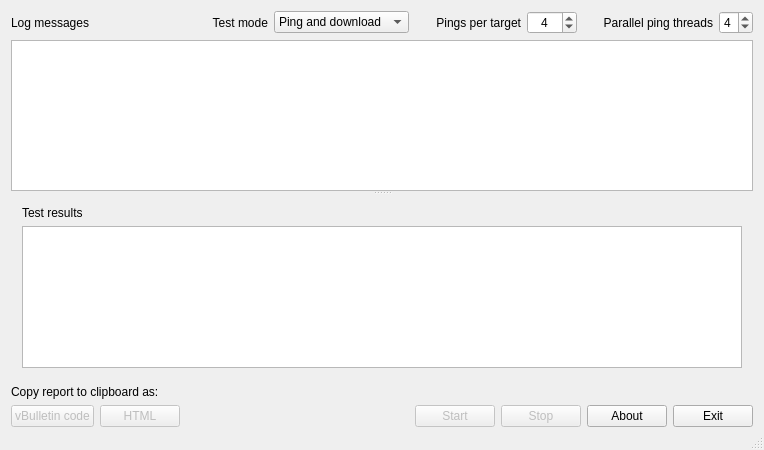
Qt form mainwindow.ui (AlexGidarakos/QSpeedTest) before a commit.
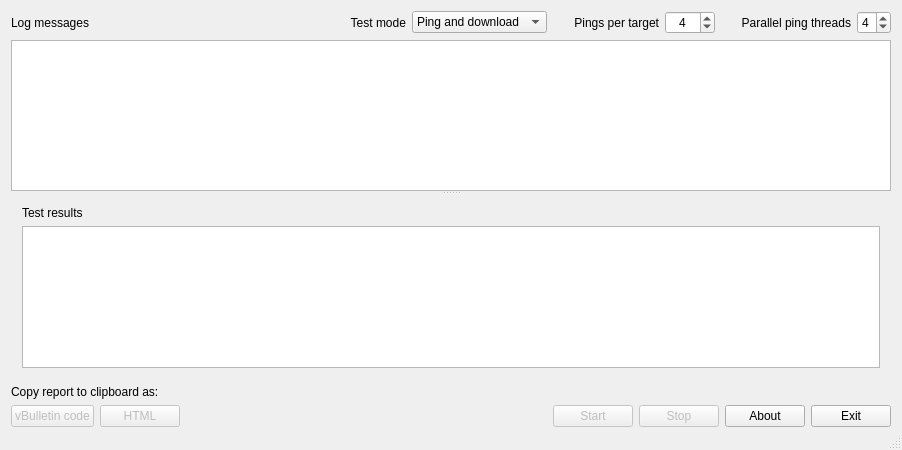
The same form after that commit.

Diff of the .ui file:
```diff
--- a/mainwindow.ui
+++ b/mainwindow.ui
@@ -6,7 +6,7 @@
    <rect>
     <x>0</x>
     <y>0</y>
-    <width>700</width>
+    <width>902</width>
     <height>450</height>
    </rect>
   </property>
```
Left out of the diff: 15 changed lines with no effect on the pictures.
